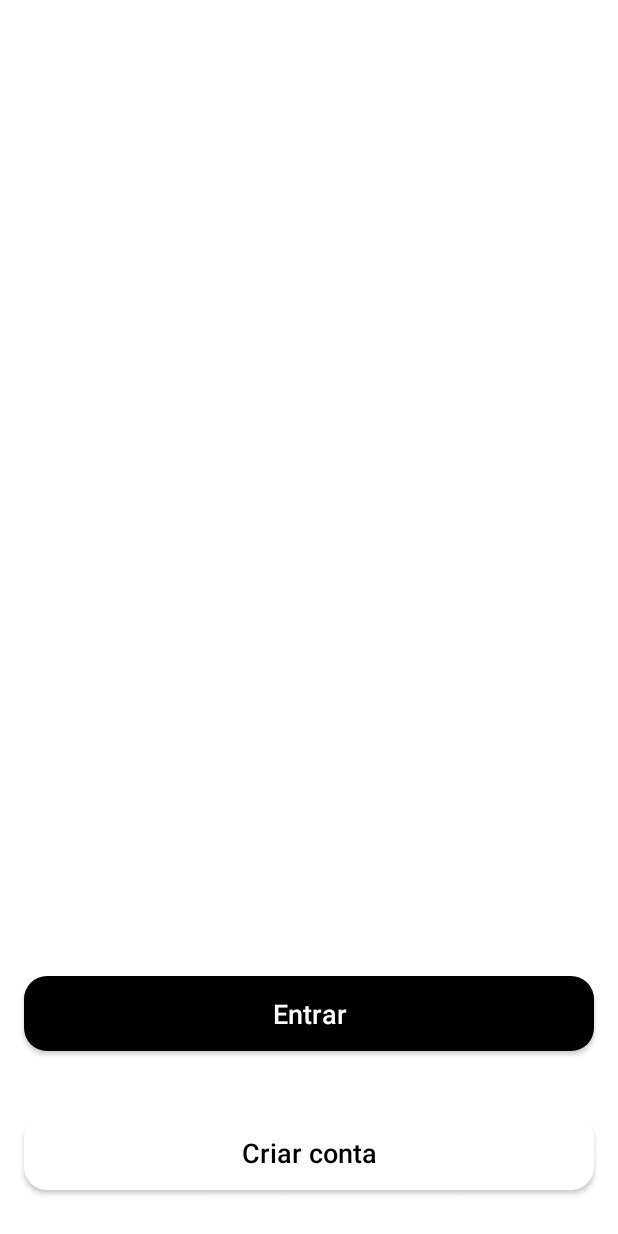
After one commit to diegomenecheli/Boticario, an Android app: the layout activity_login.xml on its own in the app's theme, with its tools: preview values and no code run, on a phone screen of 412 x 824 dp. The commit adds this screen. Run offline under Robolectric (Android 15) with nearby library versions, the phone set to English and light mode, and no system bars.

Commit message:
add: login page

```diff
--- a/app/src/main/AndroidManifest.xml
+++ b/app/src/main/AndroidManifest.xml
@@ -12,8 +12,10 @@
         android:roundIcon="@mipmap/ic_launcher_round"
         android:supportsRtl="true"
         android:theme="@style/Theme.Boticario">
-        <activity android:name=".ui.news.NewsActivity"></activity>
-        <activity android:name=".ui.splash.SplashScreenActivity"
+        <activity android:name=".ui.login.view.LoginActivity"></activity>
+        <activity android:name=".ui.news.NewsActivity" />
+        <activity
+            android:name=".ui.splash.SplashScreenActivity"
             android:theme="@style/Theme.AppCompat.Light.NoActionBar">
             <intent-filter>
                 <action android:name="android.intent.action.MAIN" />
--- /dev/null
+++ b/app/src/main/java/com/boticario/ui/login/view/LoginActivity.kt
@@ -0,0 +1,20 @@
+package com.boticario.ui.login.view
+
+import androidx.appcompat.app.AppCompatActivity
+import android.os.Bundle
+import androidx.viewbinding.ViewBinding
+import com.boticario.databinding.ActivityLoginBinding
+import com.boticario.databinding.ActivityNewsBinding
+import com.boticario.ui.AbstractActivity
+
+class LoginActivity : AbstractActivity(){
+    private lateinit var binding: ActivityLoginBinding
+
+    override fun getLayout(): ViewBinding {
+        binding = ActivityLoginBinding.inflate(layoutInflater)
+        return binding
+    }
+    override fun onInject() {
+
+    }
+}
--- a/app/src/main/java/com/boticario/ui/splash/SplashScreenActivity.kt
+++ b/app/src/main/java/com/boticario/ui/splash/SplashScreenActivity.kt
@@ -6,6 +6,7 @@ import android.os.Bundle
 import androidx.viewbinding.ViewBinding
 import com.boticario.databinding.ActivitySplashScreenBinding
 import com.boticario.ui.AbstractActivity
+import com.boticario.ui.login.view.LoginActivity
 import com.boticario.ui.news.NewsActivity
 
 class SplashScreenActivity : AbstractActivity() {
@@ -25,7 +26,7 @@ class SplashScreenActivity : AbstractActivity() {
     private fun splashScreen() {
         binding.ivSplash.alpha = 0f
         binding.ivSplash.animate().setDuration(800).alpha(1f).withEndAction {
-            val intent = Intent(this, NewsActivity::class.java)
+            val intent = Intent(this, LoginActivity::class.java)
             startActivity(intent)
             overridePendingTransition(android.R.anim.fade_in, android.R.anim.fade_out)
             finish()
--- /dev/null
+++ b/app/src/main/res/drawable/button_style.xml
@@ -0,0 +1,29 @@
+<?xml version="1.0" encoding="utf-8"?>
+<layer-list xmlns:android="http://schemas.android.com/apk/res/android">
+    <item>
+        <shape android:shape="rectangle">
+            <solid android:color="@color/PrimaryBlack" />
+            <corners
+                android:bottomLeftRadius="@dimen/border_round"
+                android:bottomRightRadius="@dimen/border_round"
+                android:topLeftRadius="@dimen/border_round"
+                android:topRightRadius="@dimen/border_round" />
+        </shape>
+    </item>
+    <item
+        android:bottom="2dp"
+        android:left="2dp"
+        android:right="2dp"
+        android:top="2dp">
+
+        <shape android:shape="rectangle">
+            <solid android:color="@color/PrimaryBlack" />
+
+            <corners
+                android:bottomLeftRadius="@dimen/border_round"
+                android:bottomRightRadius="@dimen/border_round"
+                android:topLeftRadius="@dimen/border_round"
+                android:topRightRadius="@dimen/border_round" />
+        </shape>
+    </item>
+</layer-list>
--- /dev/null
+++ b/app/src/main/res/drawable/white_button.xml
@@ -0,0 +1,29 @@
+<?xml version="1.0" encoding="utf-8"?>
+<layer-list xmlns:android="http://schemas.android.com/apk/res/android">
+    <item>
+        <shape android:shape="rectangle">
+            <solid android:color="@color/white" />
+            <corners
+                android:bottomLeftRadius="@dimen/border_round"
+                android:bottomRightRadius="@dimen/border_round"
+                android:topLeftRadius="@dimen/border_round"
+                android:topRightRadius="@dimen/border_round" />
+        </shape>
+    </item>
+    <item
+        android:bottom="2dp"
+        android:left="2dp"
+        android:right="2dp"
+        android:top="2dp">
+
+        <shape android:shape="rectangle">
+            <solid android:color="@color/white" />
+
+            <corners
+                android:bottomLeftRadius="@dimen/border_round"
+                android:bottomRightRadius="@dimen/border_round"
+                android:topLeftRadius="@dimen/border_round"
+                android:topRightRadius="@dimen/border_round" />
+        </shape>
+    </item>
+</layer-list>
--- /dev/null
+++ b/app/src/main/res/layout/activity_login.xml
@@ -0,0 +1,53 @@
+<?xml version="1.0" encoding="utf-8"?>
+<androidx.constraintlayout.widget.ConstraintLayout xmlns:android="http://schemas.android.com/apk/res/android"
+    xmlns:app="http://schemas.android.com/apk/res-auto"
+    xmlns:tools="http://schemas.android.com/tools"
+    android:layout_width="match_parent"
+    android:layout_height="match_parent">
+
+    <ImageView
+        android:id="@+id/logo"
+        android:layout_width="wrap_content"
+        android:layout_height="wrap_content"
+        app:layout_constraintBottom_toBottomOf="parent"
+        app:layout_constraintEnd_toEndOf="parent"
+        app:layout_constraintStart_toStartOf="parent"
+        app:layout_constraintTop_toTopOf="parent"
+        app:layout_constraintVertical_bias="0.38" />
+
+    <androidx.appcompat.widget.AppCompatButton
+        android:id="@+id/btn_sign_up"
+        style="@style/FullButton"
+        android:layout_width="match_parent"
+        android:layout_height="50dp"
+        android:layout_margin="@dimen/custom_margin"
+        android:layout_marginBottom="592dp"
+        android:text="@string/btn_sign_up"
+        android:textAllCaps="false"
+        android:textSize="18sp"
+        app:layout_constraintBottom_toBottomOf="parent"
+        app:layout_constraintEnd_toEndOf="parent"
+        app:layout_constraintHorizontal_bias="0.0"
+        app:layout_constraintStart_toStartOf="parent"
+        app:layout_constraintTop_toBottomOf="@+id/logo"
+        app:layout_constraintVertical_bias="0.75" />
+
+    <androidx.appcompat.widget.AppCompatButton
+        android:id="@+id/btn_sign_in"
+        style="@style/WhiteButton"
+        android:layout_width="match_parent"
+        android:layout_height="50dp"
+        android:layout_margin="@dimen/custom_margin"
+        android:layout_marginBottom="592dp"
+        android:text="@string/btn_sign_in"
+        android:textAllCaps="false"
+        android:textSize="18sp"
+        app:layout_constraintBottom_toBottomOf="parent"
+        app:layout_constraintEnd_toEndOf="parent"
+        app:layout_constraintHorizontal_bias="0.781"
+        app:layout_constraintStart_toStartOf="parent"
+        app:layout_constraintTop_toBottomOf="@+id/btn_sign_up"
+        app:layout_constraintTop_toTopOf="parent"
+        app:layout_constraintVertical_bias="0.98" />
+
+</androidx.constraintlayout.widget.ConstraintLayout>
--- a/app/src/main/res/values-night/themes.xml
+++ b/app/src/main/res/values-night/themes.xml
@@ -2,8 +2,8 @@
     <!-- Base application theme. -->
     <style name="Theme.Boticario" parent="Theme.MaterialComponents.DayNight.DarkActionBar">
         <!-- Primary brand color. -->
-        <item name="colorPrimary">@color/purple_200</item>
-        <item name="colorPrimaryVariant">@color/purple_700</item>
+        <item name="colorPrimary">@color/PrimaryBlack</item>
+        <item name="colorPrimaryVariant">@color/PrimaryBlack</item>
         <item name="colorOnPrimary">@color/black</item>
         <!-- Secondary brand color. -->
         <item name="colorSecondary">@color/teal_200</item>
--- a/app/src/main/res/values/colors.xml
+++ b/app/src/main/res/values/colors.xml
@@ -1,10 +1,12 @@
 <?xml version="1.0" encoding="utf-8"?>
 <resources>
-    <color name="purple_200">#FFBB86FC</color>
-    <color name="purple_500">#FF6200EE</color>
-    <color name="purple_700">#FF3700B3</color>
     <color name="teal_200">#FF03DAC5</color>
     <color name="teal_700">#FF018786</color>
     <color name="black">#FF000000</color>
     <color name="white">#FFFFFFFF</color>
+
+    <color name="PrimaryBlack">#000000</color>
+    <color name="PrimaryGray">#C4C4C4</color>
+    <color name="HintText">#989898</color>
+    <color name="InputColor">#ECECEC</color>
 </resources>
--- a/app/src/main/res/values/dimen.xml
+++ b/app/src/main/res/values/dimen.xml
@@ -1,4 +1,5 @@
 <?xml version="1.0" encoding="utf-8"?>
 <resources>
     <dimen name="custom_margin">16dp</dimen>
+    <dimen name="border_round">15dp</dimen>
 </resources>
--- a/app/src/main/res/values/strings.xml
+++ b/app/src/main/res/values/strings.xml
@@ -1,3 +1,10 @@
 <resources>
     <string name="app_name">Boticario</string>
+
+    <!-- Strings related to sign up -->
+    <string name="username">E-mail</string>
+    <string name="password">Senha</string>
+    <string name="btn_sign_up">Entrar</string>
+    <string name="btn_sign_in">Criar conta</string>
+    <string name="btn_continue">Continuar</string>
 </resources>
--- /dev/null
+++ b/app/src/main/res/values/styles.xml
@@ -0,0 +1,26 @@
+<?xml version="1.0" encoding="utf-8"?>
+<resources>
+    <!--    Button -->
+    <style name="FullButton" parent="Widget.AppCompat.Button">
+        <item name="android:layout_marginStart">16dp</item>
+        <item name="android:layout_marginEnd">16dp</item>
+        <item name="android:layout_marginBottom">16dp</item>
+        <item name="android:background">@drawable/button_style</item>
+        <item name="android:textColor">@color/white</item>
+        <item name="android:textSize">16sp</item>
+        <item name="android:textAllCaps">false</item>
+        <item name="android:orientation">vertical</item>
+    </style>
+
+    <!--    Button -->
+    <style name="WhiteButton" parent="Widget.AppCompat.Button">
+        <item name="android:layout_marginStart">16dp</item>
+        <item name="android:layout_marginEnd">16dp</item>
+        <item name="android:layout_marginBottom">16dp</item>
+        <item name="android:background">@drawable/white_button</item>
+        <item name="android:textColor">@color/PrimaryBlack</item>
+        <item name="android:textSize">16sp</item>
+        <item name="android:textAllCaps">false</item>
+        <item name="android:orientation">vertical</item>
+    </style>
+</resources>
--- a/app/src/main/res/values/themes.xml
+++ b/app/src/main/res/values/themes.xml
@@ -2,8 +2,8 @@
     <!-- Base application theme. -->
     <style name="Theme.Boticario" parent="Theme.MaterialComponents.DayNight.DarkActionBar">
         <!-- Primary brand color. -->
-        <item name="colorPrimary">@color/purple_500</item>
-        <item name="colorPrimaryVariant">@color/purple_700</item>
+        <item name="colorPrimary">@color/PrimaryBlack</item>
+        <item name="colorPrimaryVariant">@color/PrimaryBlack</item>
         <item name="colorOnPrimary">@color/white</item>
         <!-- Secondary brand color. -->
         <item name="colorSecondary">@color/teal_200</item>
```
